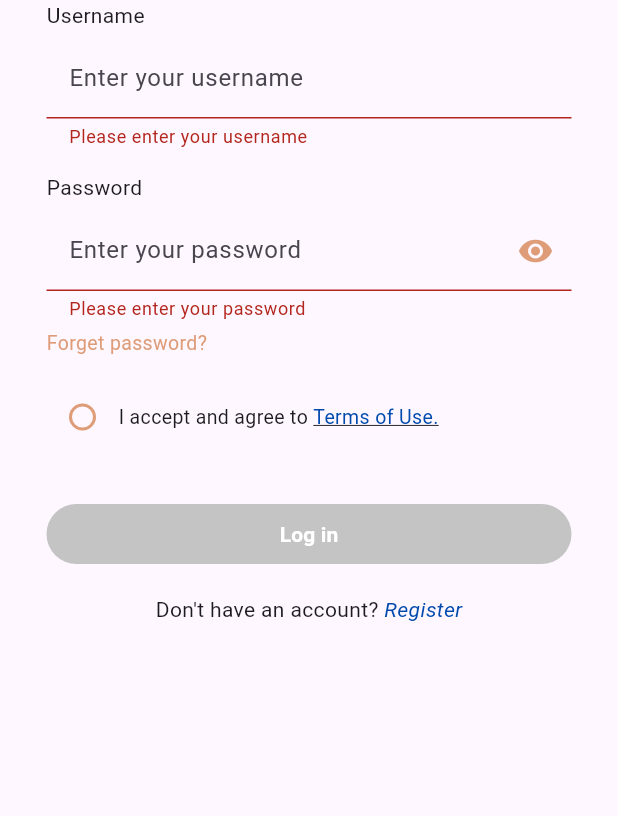
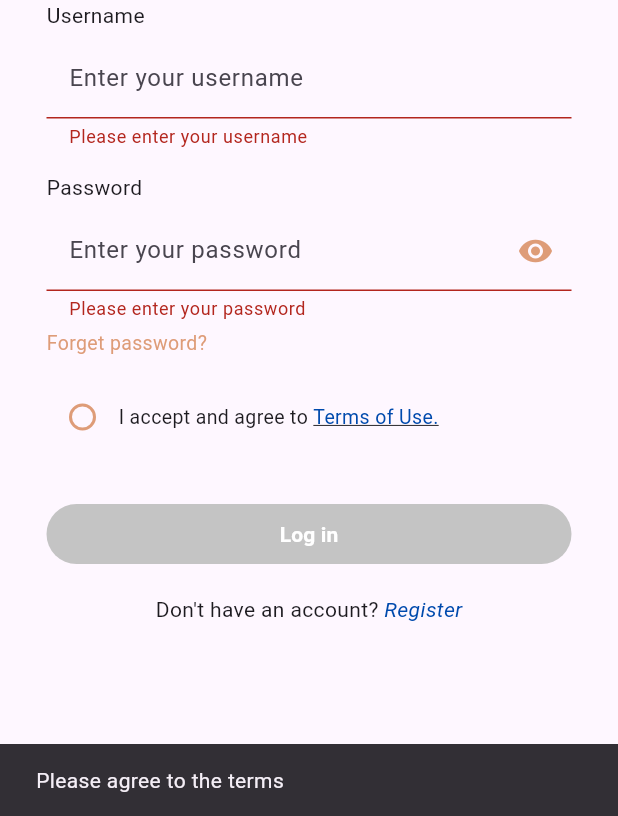
Before and after one commit to supithcha/HappyTails, a Flutter app: the screen it shows after launch, item 2 of the bottom bar chosen, after a tap on "Log in", on a phone screen of 412 x 824 dp, the part 420-1236 px from its top. Run offline on Flutter 3.47's test engine with Material 3 defaults, Android fonts, the phone set to English and light mode, and no system bars; our stand-ins replace cloud_firestore, firebase_auth, firebase_core, google_maps_flutter, image_picker, location; accounts and stored records are empty.

Commit message:
check terms of use done

```diff
--- a/lib/login.dart
+++ b/lib/login.dart
@@ -136,10 +136,9 @@ class __FormContentState extends State<_FormContent> {
                   if (value == null || value.isEmpty) {
                     return 'Please enter your password';
                   }
-
-                  if (value.length < 6) {
-                    return 'Password must be at least 6 characters';
-                  }
+                  // if (value.length < 6) {
+                  //   return 'Password must be at least 6 characters';
+                  // }
                   setState(() {
                     password = value;
                   });
@@ -163,8 +162,8 @@ class __FormContentState extends State<_FormContent> {
                   focusedBorder: OutlineInputBorder(
                     borderRadius: BorderRadius.circular(30),
                     borderSide: BorderSide(
-                            color: Color.fromARGB(255, 222, 156,
-                                120)), // Border color when focused
+                        color: Color.fromARGB(
+                            255, 222, 156, 120)), // Border color when focused
                   ),
                   enabledBorder: OutlineInputBorder(
                     borderRadius: BorderRadius.circular(30),
@@ -192,7 +191,7 @@ class __FormContentState extends State<_FormContent> {
                     value: _agreedToTerms,
                     onChanged: (value) {
                       setState(() {
-                        _agreedToTerms = value!;
+                        _agreedToTerms = true;
                       });
                     },
                     shape: CircleBorder(),
@@ -226,7 +225,7 @@ class __FormContentState extends State<_FormContent> {
                 margin: EdgeInsets.only(top: 30.0),
                 child: FilledButton(
                   onPressed: () async {
-                    if (_formKey.currentState?.validate() ?? false) {
+      if ((_formKey.currentState?.validate() ?? false) && _agreedToTerms) {
         _formKey.currentState?.save();
 
         // Check if email and password are not null
@@ -237,13 +236,14 @@ class __FormContentState extends State<_FormContent> {
           if (success) {
             Navigator.pushReplacement(
               context,
-                            MaterialPageRoute(builder: (context) => Welcome(username: email,)),
+              MaterialPageRoute(
+                builder: (context) => Welcome(username: email),
+              ),
             );
           } else {
             // Handle authentication failure
             ScaffoldMessenger.of(context).showSnackBar(
-                            SnackBar(
-                                content: Text('Invalid email or password')),
+              SnackBar(content: Text('Invalid email or password')),
             );
           }
         } else {
@@ -252,8 +252,51 @@ class __FormContentState extends State<_FormContent> {
             SnackBar(content: Text('Email or password is null')),
           );
         }
+      } else {
+        // Handle if the terms are not agreed upon
+        ScaffoldMessenger.of(context).showSnackBar(
+          SnackBar(content: Text('Please agree to the terms')),
+        );
       }
     },
+                  // onPressed: () async {
+                  //   if (_formKey.currentState?.validate() ??
+                  //       false && _agreedToTerms ?? false ) {
+                  //     _formKey.currentState?.save();
+
+                  //     // Check if email and password are not null
+                  //     if (email != null && password != null) {
+                  //       // Call loginUser function
+                  //       bool success = await loginUser(email!, password!);
+
+                  //       if (success) {
+                  //         Navigator.pushReplacement(
+                  //           context,
+                  //           MaterialPageRoute(
+                  //               builder: (context) => Welcome(
+                  //                     username: email,
+                  //                   )),
+                  //         );
+                  //       } else {
+                  //         // Handle authentication failure
+                  //         ScaffoldMessenger.of(context).showSnackBar(
+                  //           SnackBar(
+                  //               content: Text('Invalid email or password')),
+                  //         );
+                  //       }
+                  //     } else {
+                  //       // Handle case where email or password is null
+                  //       ScaffoldMessenger.of(context).showSnackBar(
+                  //         SnackBar(content: Text('Email or password is null')),
+                  //       );
+                  //     }
+                  //   } else {
+                  //     // Handle if the terms are not agreed upon
+                  //     ScaffoldMessenger.of(context).showSnackBar(
+                  //       SnackBar(content: Text('Please agree to the terms')),
+                  //     );
+                  //   }
+                  // },
                   style: ButtonStyle(
                     backgroundColor: _confirmButton != -1
                         ? MaterialStateProperty.all(
@@ -288,7 +331,6 @@ class __FormContentState extends State<_FormContent> {
                         fontWeight: FontWeight.normal,
                         fontStyle: FontStyle.italic,
                       ),
-
                     ),
                   ),
                 ],
@@ -302,7 +344,6 @@ class __FormContentState extends State<_FormContent> {
 
   Widget _gap() => const SizedBox(height: 16);
 }
-
 
 // from database
 Future<bool> loginUser(String email, String password) async {
@@ -335,7 +376,6 @@ Future<bool> loginUser(String email, String password) async {
     return false; // Return false if an error occurs
   }
 }
-
 
 // from auth
 // Future<bool> loginUser(String email, String password) async {
```
Lines whose indentation alone changed are shown as unchanged.
